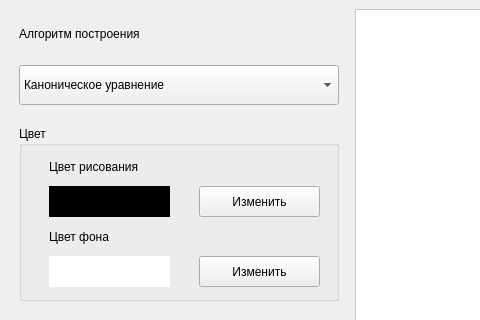
The window that lab_04_01/ui/mainwindow.ui (hahaclassic/computer-graphics) describes before a commit, drawn with Qt 5; both pictures show x 0 to 480 and y 0 to 320 of the 1200 by 921 pixel window.
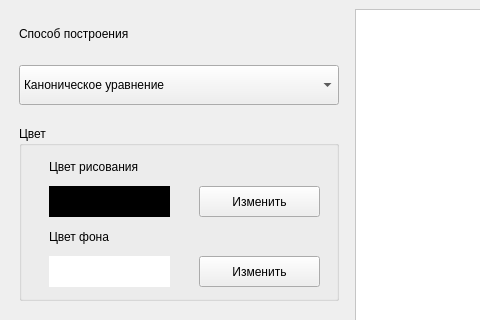
The same window after the commit. The open tabs and pages were chosen to show the change.

The edit to the form file:
```diff
--- a/lab_04_01/ui/mainwindow.ui
+++ b/lab_04_01/ui/mainwindow.ui
@@ -44,7 +44,7 @@
          </size>
         </property>
         <property name="text">
-         <string>Алгоритм построения</string>
+         <string>Способ построения</string>
         </property>
        </widget>
       </item>
```
Left out of the diff: 4 changed lines with no effect on the pictures.
